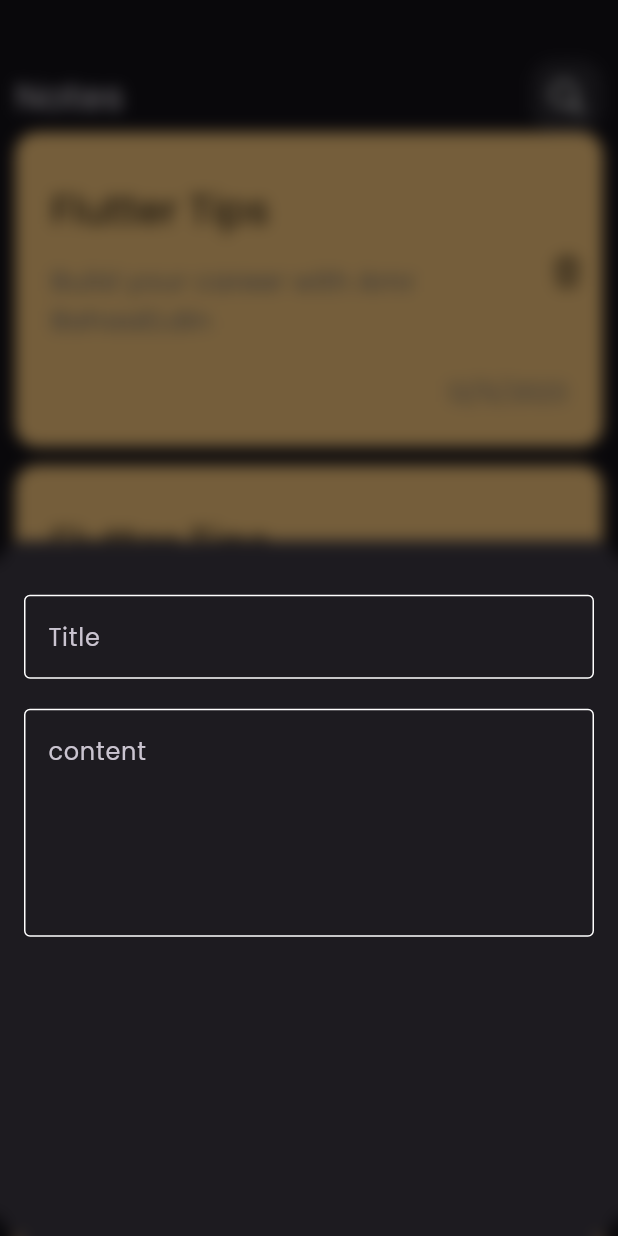
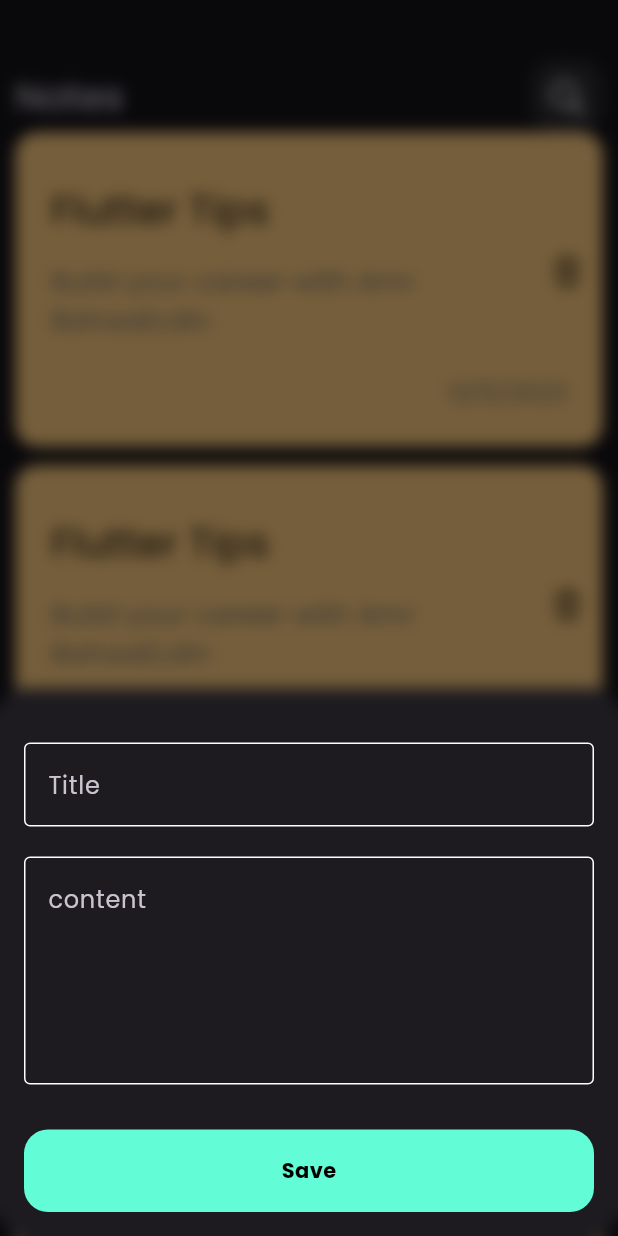
Before and after one commit to AmrBahaaEldin/NoteApp, a Flutter app: the screen it shows after launch, after a tap on the "add" icon, on a phone screen of 412 x 824 dp. Run offline on Flutter 3.47's test engine with Material 3 defaults, Android fonts, the phone set to English and light mode, and no system bars; our stand-ins replace google_fonts.

Commit message:
create edit note View

```diff
--- a/lib/features/home/presentation/widgets/addButtomSheet.dart
+++ b/lib/features/home/presentation/widgets/addButtomSheet.dart
@@ -3,6 +3,7 @@ import 'dart:ui';
 
 import 'package:flutter/material.dart';
 import 'package:notesapp/core/constants/colorApp.dart';
+import 'package:notesapp/features/home/presentation/widgets/custombuttom.dart';
 
 import 'customTextfield.dart';
 
@@ -21,6 +22,7 @@ class AddNoteBottomSheet extends StatelessWidget {
       ),
       child: Padding(
         padding: const EdgeInsets.all(16.0),
+        child: SingleChildScrollView(
           child: Column(
             children: [
               SizedBox(height: 20,),
@@ -28,7 +30,11 @@ class AddNoteBottomSheet extends StatelessWidget {
              SizedBox(height: 20,),
              CustomTextField(hintText: "content",
              maxLines: 5,),
+              SizedBox(height: 30,),
+
+              CustomButton(),
             ],
+          ),
         ),
       ),
     );
--- a/lib/features/home/presentation/widgets/customItemNote.dart
+++ b/lib/features/home/presentation/widgets/customItemNote.dart
@@ -1,13 +1,21 @@
 import 'package:flutter/cupertino.dart';
 import 'package:flutter/material.dart';
 import 'package:google_fonts/google_fonts.dart';
+import 'package:notesapp/features/editNote/presentation/editNote.dart';
+import 'package:notesapp/features/editNote/presentation/widget/EditNoteViewBody.dart';
 
 class CustomItemNote extends StatelessWidget {
   const CustomItemNote({super.key});
 
   @override
   Widget build(BuildContext context) {
-    return Container(
+    return GestureDetector(
+      onTap:() {
+         Navigator.push(context,MaterialPageRoute(builder: (context) {
+          return EditNote();
+        },));
+      },
+      child: Container(
         margin: EdgeInsets.only(bottom: 12),
         padding: EdgeInsets.only(top: 24,bottom: 24,left: 24,),
         decoration:BoxDecoration(
@@ -41,6 +49,7 @@ class CustomItemNote extends StatelessWidget {
           ],
         ),
 
+      ),
     );
   }
 }
--- /dev/null
+++ b/lib/features/home/presentation/widgets/custombuttom.dart
@@ -0,0 +1,27 @@
+import 'package:flutter/material.dart';
+
+import '../../../../core/constants/colorApp.dart';
+
+class CustomButton extends StatelessWidget {
+  const CustomButton({super.key});
+
+  @override
+  Widget build(BuildContext context) {
+    return Container(
+      decoration:
+      BoxDecoration(
+        borderRadius: BorderRadius.circular(16),
+        color: AppColor.primaryColor
+      ),
+      width: MediaQuery.of(context).size.width,
+      height: 55,
+      child: Center(
+        child: Text("Save",style: TextStyle(
+          color: Colors.black,
+          fontWeight: FontWeight.bold
+        ),),
+      ),
+
+    );
+  }
+}
```
Also changed, not shown: lib/features/editNote/presentation/editNote.dart (added, +15 -0 lines), lib/features/editNote/presentation/widget/EditNoteViewBody.dart (added, +19 -0 lines), 1 other file. Lines whose indentation alone changed are shown as unchanged.
